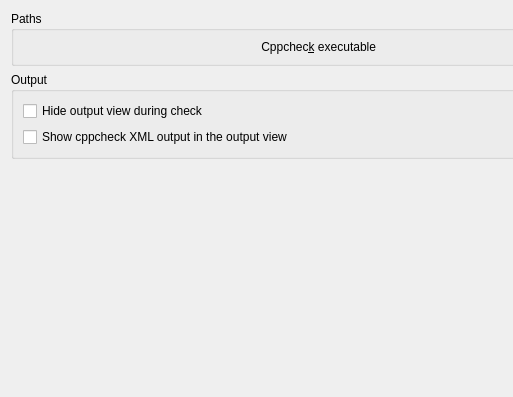
Before: the Qt Designer form analyzers/cppcheck/config/globalconfigpage.ui in KDE/kdevelop, drawn with Qt 5; both pictures show x 0 to 513 and y 0 to 397 of the 757 by 397 pixel window.
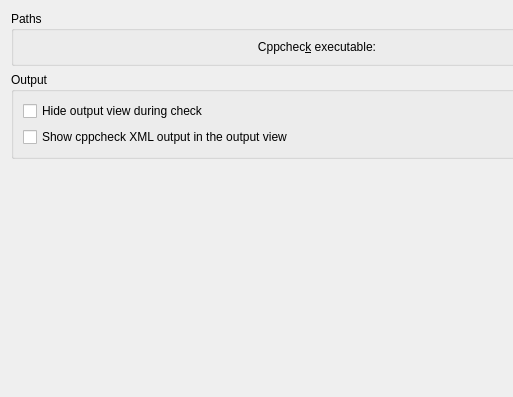
After: the same form once the commit is applied. Custom widgets are drawn as their Qt base class.

```diff
--- a/analyzers/cppcheck/config/globalconfigpage.ui
+++ b/analyzers/cppcheck/config/globalconfigpage.ui
@@ -23,7 +23,7 @@
       <item>
        <widget class="QLabel" name="cppcheckLabel">
         <property name="text">
-         <string>Cppchec&amp;k executable</string>
+         <string>Cppchec&amp;k executable:</string>
         </property>
         <property name="alignment">
          <set>Qt::AlignRight|Qt::AlignTrailing|Qt::AlignVCenter</set>
```
Left out of the diff: 3 changed lines with no effect on the pictures.
